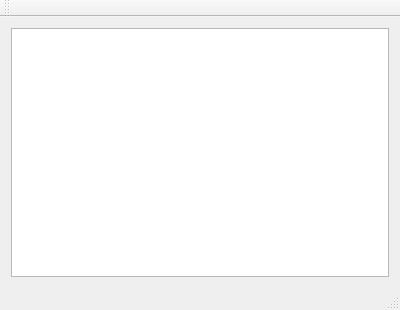
Above: app/Advestering_on_billboards/mainwindow.ui from Creder/Advertising-on-billboards-Project before the change. Below: the same form after it.
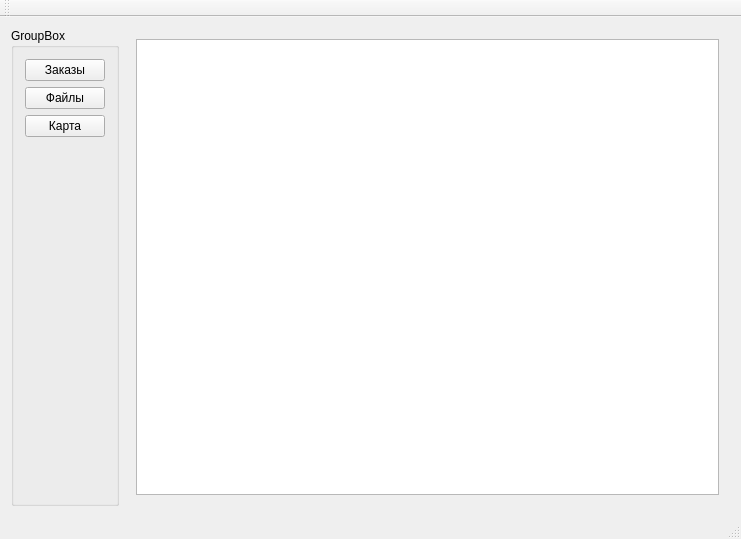
That is the form after the change.

Patch:
```diff
--- a/app/Advestering_on_billboards/mainwindow.ui
+++ b/app/Advestering_on_billboards/mainwindow.ui
@@ -6,8 +6,8 @@
    <rect>
     <x>0</x>
     <y>0</y>
-    <width>400</width>
-    <height>310</height>
+    <width>741</width>
+    <height>539</height>
    </rect>
   </property>
   <property name="windowTitle">
@@ -16,7 +16,75 @@
   <widget class="QWidget" name="centralWidget">
    <layout class="QHBoxLayout" name="horizontalLayout">
     <item>
-     <widget class="QTableView" name="OrdersTable"/>
+     <widget class="QGroupBox" name="groupBox">
+      <property name="title">
+       <string>GroupBox</string>
+      </property>
+      <layout class="QVBoxLayout" name="verticalLayout">
+       <item>
+        <widget class="QPushButton" name="pushButton">
+         <property name="text">
+          <string>Заказы</string>
+         </property>
+        </widget>
+       </item>
+       <item>
+        <widget class="QPushButton" name="pushButton_2">
+         <property name="text">
+          <string>Файлы</string>
+         </property>
+        </widget>
+       </item>
+       <item>
+        <widget class="QPushButton" name="pushButton_3">
+         <property name="text">
+          <string>Карта</string>
+         </property>
+        </widget>
+       </item>
+       <item>
+        <spacer name="verticalSpacer">
+         <property name="orientation">
+          <enum>Qt::Vertical</enum>
+         </property>
+         <property name="sizeHint" stdset="0">
+          <size>
+           <width>20</width>
+           <height>40</height>
+          </size>
+         </property>
+        </spacer>
+       </item>
+      </layout>
+     </widget>
+    </item>
+    <item>
+     <widget class="QStackedWidget" name="stackedWidget">
+      <property name="currentIndex">
+       <number>0</number>
+      </property>
+      <widget class="QWidget" name="page">
+       <layout class="QHBoxLayout" name="horizontalLayout_2">
+        <item>
+         <widget class="QTableView" name="OrdersTable"/>
+        </item>
+       </layout>
+      </widget>
+      <widget class="QWidget" name="page_2">
+       <layout class="QHBoxLayout" name="horizontalLayout_3">
+        <item>
+         <widget class="QListView" name="listView"/>
+        </item>
+       </layout>
+      </widget>
+      <widget class="QWidget" name="page_3">
+       <layout class="QHBoxLayout" name="horizontalLayout_4">
+        <item>
+         <widget class="QGraphicsView" name="graphicsView"/>
+        </item>
+       </layout>
+      </widget>
+     </widget>
     </item>
    </layout>
   </widget>
```
Left out of the diff: 26 changed lines with no effect on the pictures.
